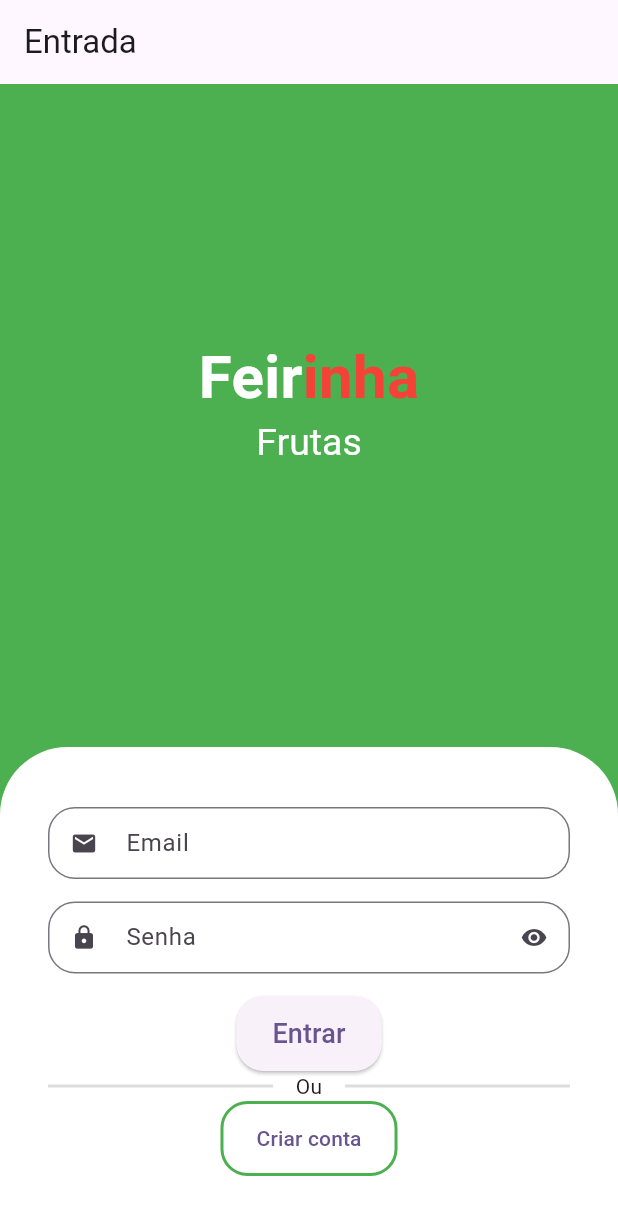
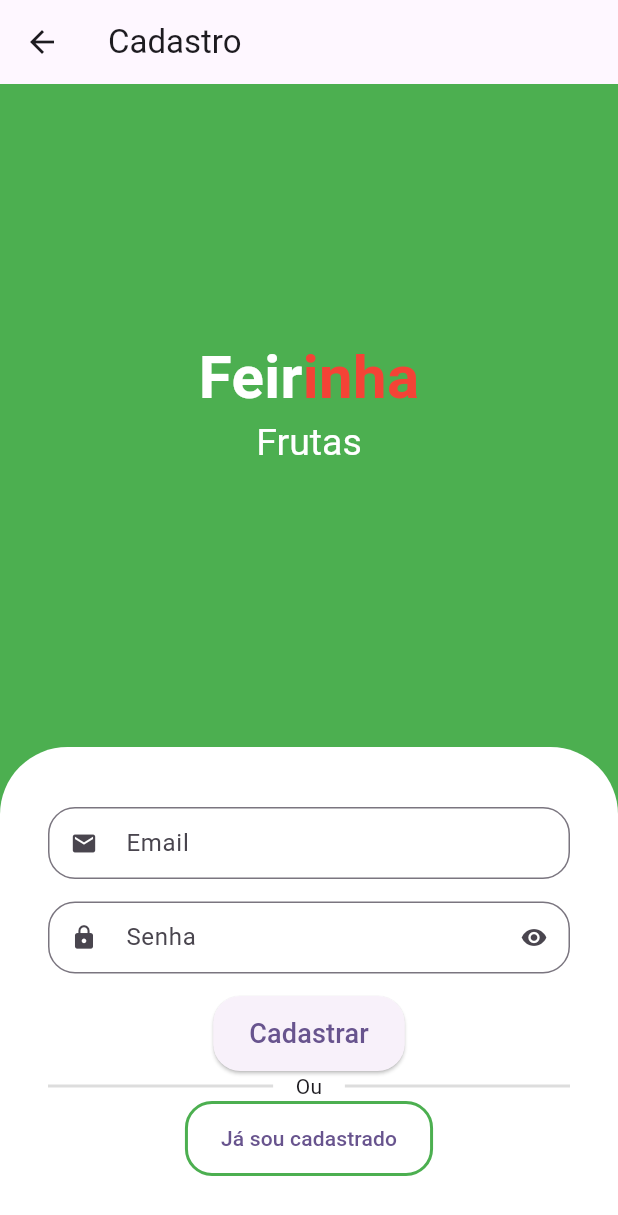
Before and after one commit to pedrwsxd/flutter-senac, a Flutter app: the screen it shows after launch, after a tap on "Criar conta", on a phone screen of 412 x 824 dp. Shown: the top 1215 px of the screen. Run offline on Flutter 3.47's test engine with Material 3 defaults, Android fonts, the phone set to English and light mode, and no system bars; drawn by our look-alikes of animated_text_kit; network calls fail; Roboto replaces fonts that are missing (Horizon).

Commit message:
Atualização App Feirinha

```diff
--- a/app_feirinha/lib/src/auth/sign_in_screen.dart
+++ b/app_feirinha/lib/src/auth/sign_in_screen.dart
@@ -1,4 +1,5 @@
 import 'package:animated_text_kit/animated_text_kit.dart';
+import 'package:app_feirinha/src/auth/sign_up_screen.dart';
 import 'package:app_feirinha/src/components/custom_text_field.dart';
 import 'package:app_feirinha/src/home/home_screen.dart';
 import 'package:flutter/material.dart';
@@ -55,7 +56,7 @@ class SignInScreen extends StatelessWidget {
 
     return Scaffold(
       appBar: AppBar(
-        title: Text("Entrada"),
+        title: const Text("Entrada"),
       ),
       backgroundColor: Colors.green,
       body: Column(
@@ -208,7 +209,14 @@ class SignInScreen extends StatelessWidget {
                             color: Colors.green,
                           ),
                         ),
-                        onPressed: () {},
+                        onPressed: () {
+                          Navigator.push(
+                            context,
+                            MaterialPageRoute(
+                              builder: (context) => SignUpScreen(),
+                            ),
+                          );
+                        },
                         child: const Text('Criar conta'),
                       ),
                     ),
--- /dev/null
+++ b/app_feirinha/lib/src/auth/sign_up_screen.dart
@@ -0,0 +1,212 @@
+import 'package:animated_text_kit/animated_text_kit.dart';
+import 'package:app_feirinha/src/auth/sign_in_screen.dart';
+import 'package:app_feirinha/src/components/custom_text_field.dart';
+import 'package:flutter/material.dart';
+import 'dart:convert';
+import 'package:http/http.dart' as http;
+
+class SignUpScreen extends StatelessWidget {
+  // Controladores de texto para capturar os valores digitados
+  TextEditingController emailController = TextEditingController();
+  TextEditingController senhaController = TextEditingController();
+
+  // Função para criar um novo usuário
+  Future<void> registerUser(String email, String senha, BuildContext context) async {
+    final url = Uri.parse('http://localhost:8080/user/register'); // URL para a API de registro
+
+    try {
+      final response = await http.post(
+        url,
+        headers: {'Content-Type': 'application/json'},
+        body: jsonEncode({'email': email, 'senha': senha}),
+      );
+
+      if (response.statusCode == 201) {
+        // Cadastro bem-sucedido
+        ScaffoldMessenger.of(context).showSnackBar(
+          SnackBar(content: Text('Usuário cadastrado com sucesso!')),
+        );
+        Navigator.pop(context); // Volta para a tela anterior após o cadastro
+      } else {
+        // Erro no cadastro
+        ScaffoldMessenger.of(context).showSnackBar(
+          SnackBar(content: Text('Erro no cadastro: ${response.body}')),
+        );
+      }
+    } catch (e) {
+      // Erro de conexão com a API
+      ScaffoldMessenger.of(context).showSnackBar(
+        SnackBar(content: Text('Erro ao conectar à API: $e')),
+      );
+    }
+  }
+
+  @override
+  Widget build(BuildContext context) {
+     return Scaffold(
+      appBar: AppBar(
+        title: const Text("Cadastro"),
+      ),
+      backgroundColor: Colors.green,
+      body: Column(
+        children: [
+          Expanded(
+            child: Column(
+              // alinhamento vertical
+              mainAxisAlignment: MainAxisAlignment.center,
+              children: [
+                const Text.rich(
+                  TextSpan(
+                    style: TextStyle(
+                      fontSize: 40,
+                    ),
+                    children: [
+                      TextSpan(
+                        text: 'Feir',
+                        style: TextStyle(
+                          color: Colors.white,
+                          fontWeight: FontWeight.bold,
+                        ),
+                      ),
+                      TextSpan(
+                        text: 'inha',
+                        style: TextStyle(
+                          color: Colors.red,
+                          fontWeight: FontWeight.bold,
+                        ),
+                      ),
+                    ],
+                  ),
+                ),
+                // categorias
+
+                SizedBox(
+                  height: 50,
+                  child: DefaultTextStyle(
+                    style: const TextStyle(
+                        fontSize: 25,
+                        fontFamily: 'Horizon',
+                        color: Colors.white),
+                    child: AnimatedTextKit(
+                      animatedTexts: [
+                        RotateAnimatedText('Frutas'),
+                        RotateAnimatedText('Legumes'),
+                        RotateAnimatedText('Verduras'),
+                        RotateAnimatedText('Temperos'),
+                      ],
+                      onTap: () {
+                        print("Tap Event");
+                      },
+                    ),
+                  ),
+                ),
+              ],
+            ),
+          ),
+          SingleChildScrollView(
+            child: Expanded(
+              child: Container(
+                padding: const EdgeInsets.symmetric(
+                  horizontal: 32,
+                  vertical: 40,
+                ),
+                decoration: const BoxDecoration(
+                    color: Colors.white,
+                    borderRadius: BorderRadius.vertical(
+                      top: Radius.circular(45),
+                    )),
+                child: Column(
+                  children: [
+                    //Email
+                    CustomTextField(
+                      icon: Icons.email,
+                      label: 'Email',
+                      controller: emailController,
+                    ),
+                    //Senha
+                    CustomTextField(
+                      icon: Icons.lock,
+                      label: 'Senha',
+                      isSecret: true,
+                      controller: senhaController,
+                    ),
+                    SizedBox(
+                      height: 50,
+                      child: ElevatedButton(
+                        style: ElevatedButton.styleFrom(
+                          shape: RoundedRectangleBorder(
+                            borderRadius: BorderRadius.circular(18),
+                          ),
+                        ),
+                        onPressed: () {
+                          // Captura os valores dos campos de email e senha
+                          String email = emailController.text.trim();
+                          String senha = senhaController.text.trim();
+                          registerUser(email, senha, context);
+
+
+                        },
+                        child: const Text(
+                          'Cadastrar',
+                          style: TextStyle(
+                            fontSize: 18,
+                          ),
+                        ),
+                      ),
+                    ),
+                    Row(
+                      children: [
+                        Expanded(
+                          child: Divider(
+                            color: Colors.grey.withAlpha(90),
+                            thickness: 2,
+                          ),
+                        ),
+                        const Padding(
+                          padding: EdgeInsets.symmetric(horizontal: 15),
+                          child: Text('Ou'),
+                        ),
+                        Expanded(
+                          child: Divider(
+                            color: Colors.grey.withAlpha(90),
+                            thickness: 2,
+                          ),
+                        ),
+                      ],
+                    ),
+                    // Botão de cadastro
+                    // Botão com linhas de borda
+                    SizedBox(
+                      height: 50,
+                      child: OutlinedButton(
+                        //formatação do botão
+                        style: OutlinedButton.styleFrom(
+                          shape: RoundedRectangleBorder(
+                            borderRadius: BorderRadius.circular(18),
+                          ),
+                          side: const BorderSide(
+                            width: 2,
+                            color: Colors.green,
+                          ),
+                        ),
+                        onPressed: () {
+                          Navigator.push(
+                            context,
+                            MaterialPageRoute(
+                              builder: (context) => SignInScreen(),
+                            ),
+                          );
+                        },
+                        child: const Text('Já sou cadastrado'),
+                      ),
+                    ),
+                  ],
+                ),
+              ),
+            ),
+          ),
+        ],
+      ),
+    );
+  }
+}
```
